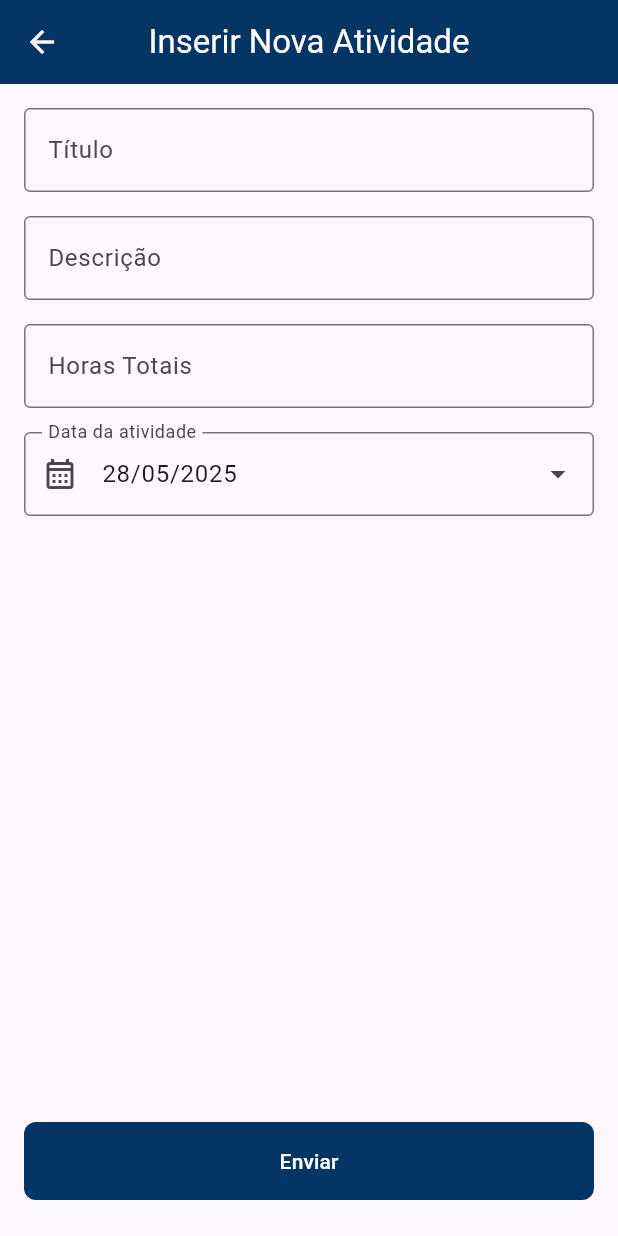
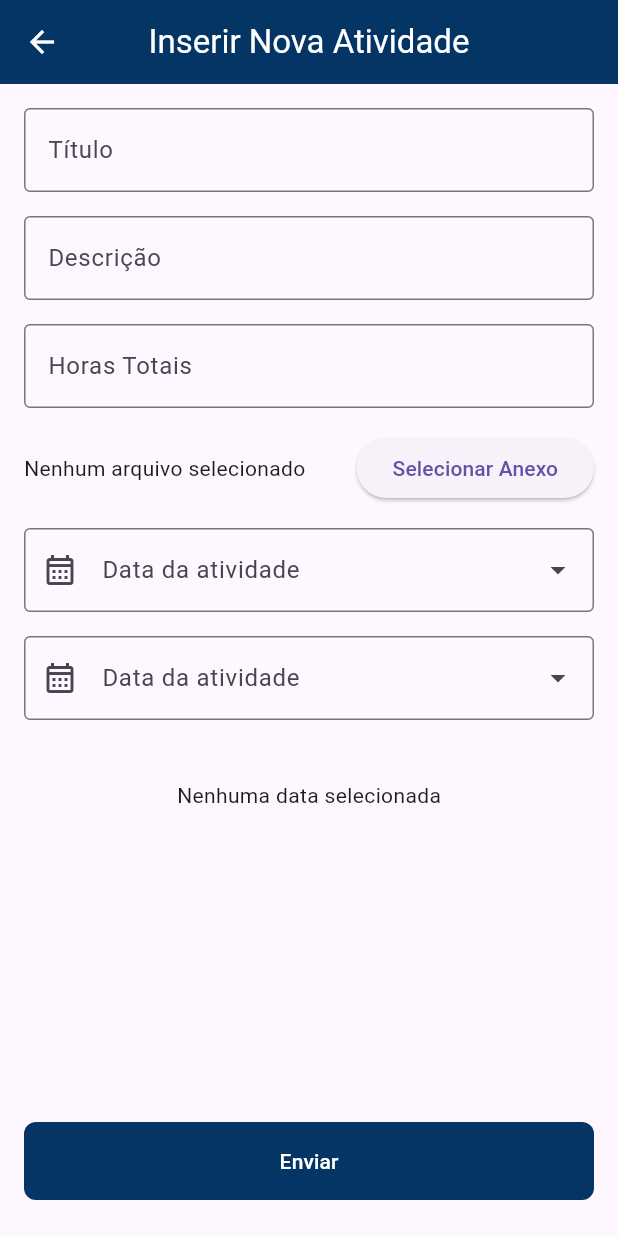
Before and after one commit to GabrielTurri/ac-smart-mobile, a Flutter app: the screen it shows after launch, after a tap on "Fazer Login", after a tap on "Nova Atividade", on a phone screen of 412 x 824 dp. Run offline on Flutter 3.47's test engine with Material 3 defaults, Android fonts, the phone set to English and light mode, and no system bars; our stand-ins replace file_picker, go_router, shared_preferences; network calls fail; project files that could hold a hidden picture were left out.

Commit message:
funcionalidade de selecionar arquivo e data da atividade

```diff
--- a/lib/services/atividade_service.dart
+++ b/lib/services/atividade_service.dart
@@ -75,6 +75,7 @@ class AtividadeService {
       body: body,
     );
     if (response.statusCode == 201) {
+      final data = jsonDecode(response.body);
       debugPrint(data['mensagem']);
     } else {
       throw Exception(
--- a/lib/viewmodels/atividades_viewmodel.dart
+++ b/lib/viewmodels/atividades_viewmodel.dart
@@ -22,28 +22,39 @@ class AtividadeProvider with ChangeNotifier {
 
   Future<void> carregarAtividades() async {
     _carregando = true;
+    try {
+      debugPrint('Iniciando carregamento de atividades...');
+      var prefs = await SharedPreferences.getInstance();
+      debugPrint('userId: ${prefs.getString('userId')}');
+      debugPrint(
+          'token: ${prefs.getString('token')?.substring(0, 10)}...'); // Exibe só parte do token
 
-    try {
       _atividades = await _service.fetchAtividades();
-      debugPrint('$_atividades');
+      debugPrint('Atividades carregadas: ${_atividades.length}');
     } catch (e) {
-      debugPrint('Erro ao carregar atividades: $e');
+      debugPrint('Erro detalhado: $e');
+      debugPrint('StackTrace: ${StackTrace.current}');
       _atividades = [];
     }
-
     _carregando = false;
     notifyListeners();
   }
 
-  Future<void> selecionarArquivo({String arquivoPath = ''}) async {
+  String? _arquivoPath;
+  String? get arquivoPath => _arquivoPath;
+
+  Future<String?> selecionarArquivo() async {
     final result = await FilePicker.platform.pickFiles(
       type: FileType.custom,
       allowedExtensions: ['pdf', 'jpg', 'jpeg', 'png'],
     );
 
     if (result != null && result.files.single.path != null) {
-      arquivoPath = result.files.single.path!;
+      _arquivoPath = result.files.single.path!;
+      notifyListeners();
+      return _arquivoPath;
     }
+    return null;
   }
 
   String _statusSelecionado = 'Aprovada';
--- a/lib/views/atividade/nova_atividade.dart
+++ b/lib/views/atividade/nova_atividade.dart
@@ -4,18 +4,26 @@ import 'package:provider/provider.dart';
 import 'package:ac_smart/viewmodels/atividades_viewmodel.dart';
 import 'package:flutter/material.dart';
 
-class InserirAtividade extends StatelessWidget {
-  InserirAtividade({super.key});
+class InserirAtividade extends StatefulWidget {
+  const InserirAtividade({super.key});
 
+  @override
+  State<InserirAtividade> createState() => _InserirAtividadeState();
+}
+
+class _InserirAtividadeState extends State<InserirAtividade> {
   final _descricaoController = TextEditingController();
   final _tituloController = TextEditingController();
   final _horasSolicitadasController = TextEditingController();
-  // String? _anexo;
-  // DateTime? _data;
+  DateTime? _dataSelecionada;
 
   @override
   Widget build(BuildContext context) {
     final atividadeProvider = context.read<AtividadeProvider>();
+
+    // Para acessar o caminho do arquivo selecionado
+    String? caminhoAtual = context.watch<AtividadeProvider>().arquivoPath;
+
     return Scaffold(
       appBar: const ACSmartAppBar(title: 'Inserir Nova Atividade'),
       body: Container(
@@ -52,20 +60,39 @@ class InserirAtividade extends StatelessWidget {
                         labelText: 'Horas Totais',
                         border: OutlineInputBorder()),
                   ),
-                  CalendarioInput(DateTime.now()),
-                  // Row(
-                  //   mainAxisAlignment: MainAxisAlignment.spaceBetween,
-                  //   children: [
-                  //     Text(_data != null
-                  //         ? 'Data: ${_data!.toLocal()}'.split(' ')[0]
-                  //         : 'Nenhuma data selecionada'),
-                  //     ElevatedButton(
-                  //       onPressed: () =>
-                  //           atividadeProvider.selecionarData(context),
-                  //       child: const Text('Selecionar Data'),
-                  //     ),
-                  //   ],
-                  // ),
+                  Row(
+                    children: [
+                      Expanded(
+                        child: Text(
+                          caminhoAtual != null
+                              ? 'Arquivo selecionado: ${caminhoAtual.split('/').last}'
+                              : 'Nenhum arquivo selecionado',
+                          style: const TextStyle(fontSize: 14),
+                        ),
+                      ),
+                      ElevatedButton(
+                        onPressed: () => atividadeProvider.selecionarArquivo(),
+                        child: const Text('Selecionar Anexo'),
+                      ),
+                    ],
+                  ),
+                  CalendarioInput(initialDate: DateTime.now()),
+                  // Use the CalendarioInput widget for date selection
+                  CalendarioInput(
+                    initialDate: DateTime.now(),
+                    onChanged: (selectedDate) {
+                      setState(() {
+                        _dataSelecionada = selectedDate;
+                      });
+                    },
+                  ),
+                  const SizedBox(height: 8),
+                  Text(
+                    _dataSelecionada != null
+                        ? 'Data selecionada: ${_dataSelecionada!.toLocal()}'.split(' ')[0]
+                        : 'Nenhuma data selecionada',
+                    style: const TextStyle(fontSize: 14),
+                  ),
                 ],
               ),
             ),
@@ -113,33 +140,37 @@ class InserirAtividade extends StatelessWidget {
 }
 
 class CalendarioInput extends StatelessWidget {
-  CalendarioInput(this.dataAtividade, {super.key});
-  DateTime dataAtividade;
+  const CalendarioInput({
+    super.key,
+    required this.initialDate,
+    this.onChanged,
+  });
+
+  final DateTime initialDate;
+  final ValueChanged<DateTime>? onChanged;
 
   @override
   Widget build(BuildContext context) {
-    TextEditingController dataAtividadeController = TextEditingController(
-        text:
-            '${dataAtividade.day.toString().padLeft(2, '0')}/${dataAtividade.month.toString().padLeft(2, '0')}/${dataAtividade.year.toString()}');
-
     return TextField(
-      controller: dataAtividadeController,
       readOnly: true,
-      onTap: () => showDatePicker(
+      onTap: () async {
+        final selectedDate = await showDatePicker(
           context: context,
           helpText: 'Selecione a data da atividade',
-        initialDate: dataAtividade,
-        firstDate: dataAtividade.subtract(const Duration(days: 365)),
+          initialDate: initialDate,
+          firstDate: initialDate.subtract(const Duration(days: 365)),
           lastDate: DateTime.now(),
-        onDatePickerModeChange: (value) {
-          debugPrint(value.toString());
+        );
+        if (selectedDate != null && onChanged != null) {
+          onChanged!(selectedDate);
+        }
       },
-      ),
       decoration: const InputDecoration(
         prefixIcon: Icon(Icons.calendar_month_outlined),
         suffixIcon: Icon(Icons.arrow_drop_down_outlined),
         labelText: 'Data da atividade',
-          border: OutlineInputBorder()),
+        border: OutlineInputBorder(),
+      ),
     );
   }
 }
```
Lines whose indentation alone changed are shown as unchanged.
